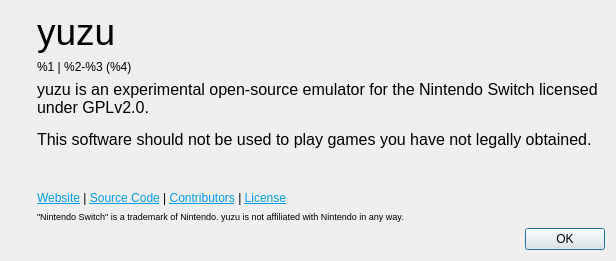
QuantumGhost/yuzu, file src/yuzu/aboutdialog.ui: the form before one commit.
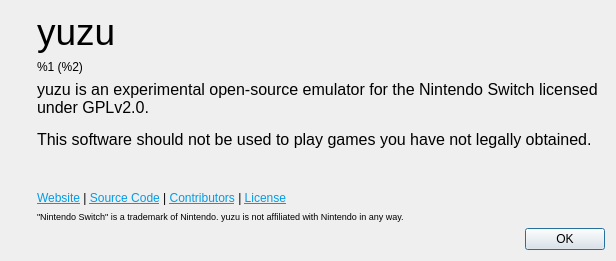
The form after the commit. Icons and pictures are not drawn.

What changed in the file:
```diff
--- a/src/yuzu/aboutdialog.ui
+++ b/src/yuzu/aboutdialog.ui
@@ -70,7 +70,7 @@
           </sizepolicy>
          </property>
          <property name="text">
-          <string>&lt;html&gt;&lt;head/&gt;&lt;body&gt;&lt;p&gt;%1 | %2-%3 (%4)&lt;/p&gt;&lt;/body&gt;&lt;/html&gt;</string>
+          <string>&lt;html&gt;&lt;head/&gt;&lt;body&gt;&lt;p&gt;%1 (%2)&lt;/p&gt;&lt;/body&gt;&lt;/html&gt;</string>
          </property>
         </widget>
        </item>
```
